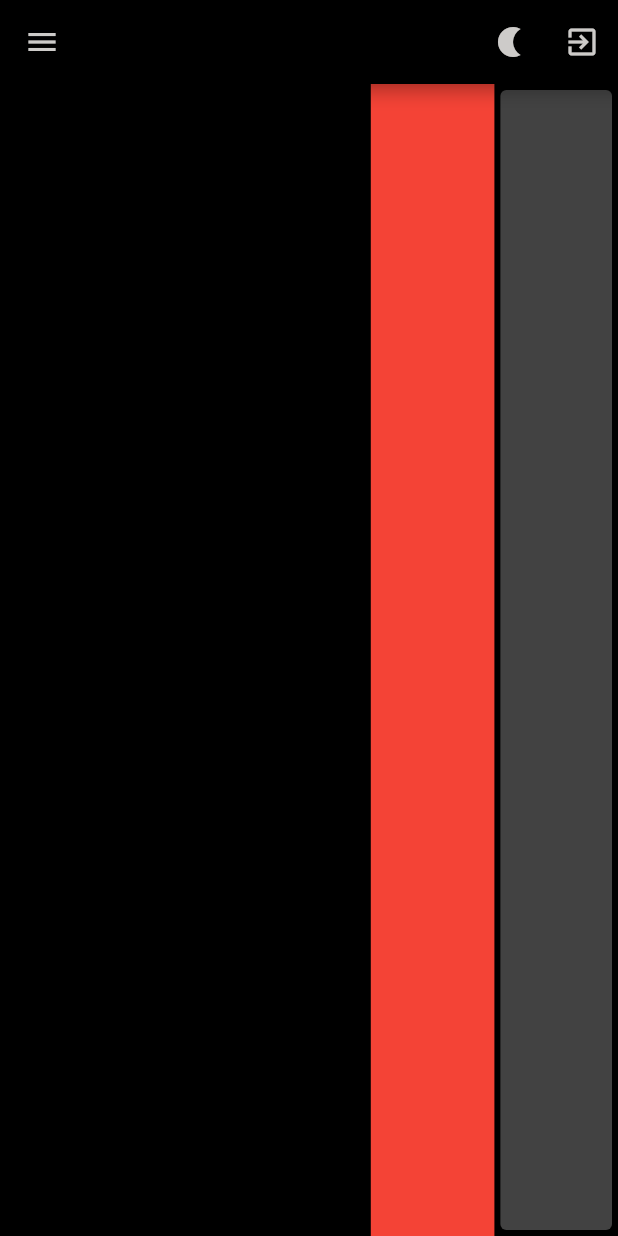
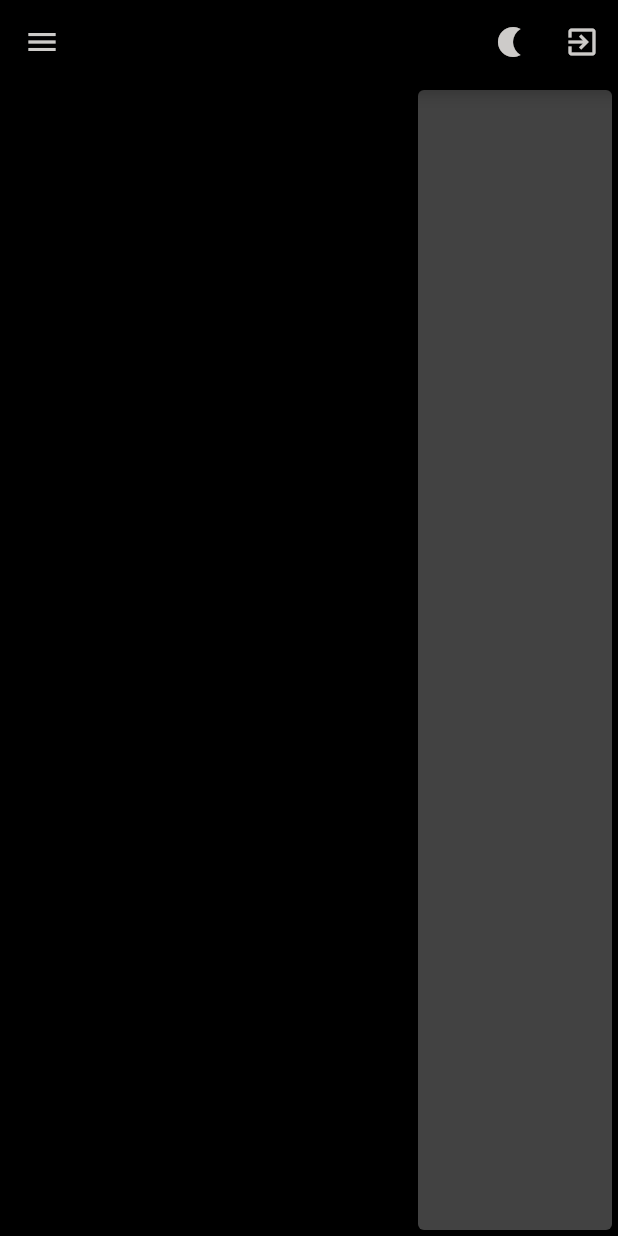
Before and after one commit to amlcloud/screensite, a Flutter app: the ListsPage screen opened directly, on a phone screen of 412 x 824 dp. Run offline on Flutter 3.47's test engine with Material 2 defaults, Android fonts, the phone set to English and light mode, and no system bars; our stand-ins replace cloud_firestore, cloud_functions, country_picker, csv, equatable, firebase_auth and 5 more; missing offline and left inert: dart:html, login, universal_html; accounts and stored records are empty; statements that could not run were skipped.

Commit message:
align edit to Right side

```diff
--- a/lib/lists/indexing/indexing_form.dart
+++ b/lib/lists/indexing/indexing_form.dart
@@ -153,7 +153,7 @@ abstract class IndexingForm extends ConsumerWidget {
               Expanded(
                   child: Align(
                       alignment:
-                          Alignment.centerLeft, //Edit text alignment by kk
+                          Alignment.centerRight, //Edit text alignment by kk
                       child: TextButton(
                           onPressed: () => {_setEditing(ref, true)},
                           child: Text('Edit')))),
--- a/lib/lists/list_details.dart
+++ b/lib/lists/list_details.dart
@@ -131,7 +131,7 @@ class ListDetails extends ConsumerWidget {
                                 InkWell(
                                     child: Align(
                                         alignment: Alignment
-                                            .centerLeft, //Alignment of Edit Pen icon by kk
+                                            .centerRight, //Alignment of Edit Pen icon by kk
                                         child: IconButton(
                                             icon: const Icon(Icons.edit),
                                             onPressed: () {
--- a/lib/lists/lists_page.dart
+++ b/lib/lists/lists_page.dart
@@ -35,7 +35,6 @@ class ListsPage extends ConsumerWidget {
                 mainAxisSize: MainAxisSize.max,
                 children: [
                   Expanded(
-                      flex: 3, //
                       child: SingleChildScrollView(
                           child: Column(
                     children: [
@@ -44,7 +43,7 @@ class ListsPage extends ConsumerWidget {
                   ))),
                   Expanded(
                     child: ref.watch(activeList) == null
-                        ? Container(color: Colors.red)
+                        ? Container()
                         : ListDetails(
                             ref.watch(activeList)!, selectedItem.notifier),
                   ),
@@ -54,16 +53,14 @@ class ListsPage extends ConsumerWidget {
                               crossAxisAlignment: CrossAxisAlignment.start,
                               children: [
                         Expanded(
-                            flex: 5,
                             child: SingleChildScrollView(
                           child: Column(
                             children: [
                               Padding(
                                   padding: EdgeInsets.all(10),
                                   child: ref.watch(selectedItem) == null
-                                          ? Container(color: Colors.blue)
-                                          : SwitchJSON(
-                                              ref.watch(selectedItem))),
+                                      ? Container()
+                                      : SwitchJSON(ref.watch(selectedItem))),
                               ref.watch(activeList) == null ||
                                       ref.watch(selectedItem) == null
                                   ? Container()
```
Lines whose indentation alone changed are shown as unchanged.
